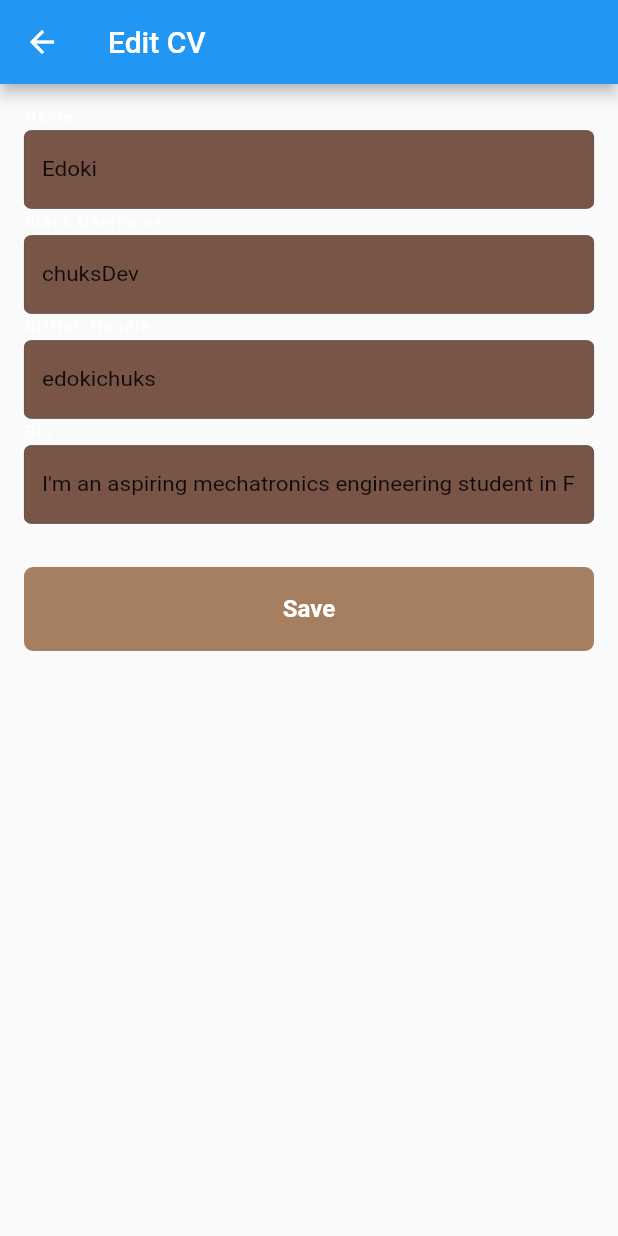
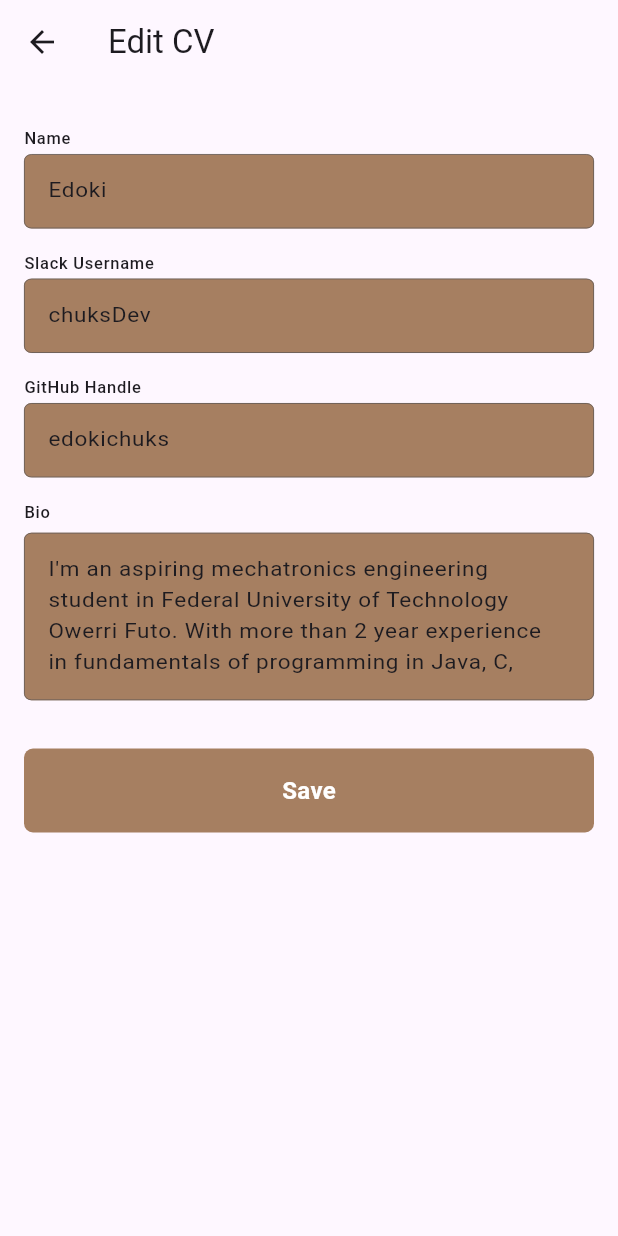
Before and after one commit to edokichuks/brief_cv, a Flutter app: the screen it shows after launch, after a tap on "Edit CV", on a phone screen of 412 x 824 dp. Run offline on Flutter 3.47's test engine with Material 2 defaults, Android fonts, the phone set to English and light mode, and no system bars.

Commit message:
code clean up

```diff
--- a/lib/main.dart
+++ b/lib/main.dart
@@ -1,6 +1,7 @@
 import 'package:flutter/material.dart';
 import 'package:hng_task2/src/model/cv_model.dart';
 
+import 'src/constants/app_color.dart';
 import 'src/screens/home_screen.dart';
 import 'src/screens/resume.dart';
 
@@ -16,7 +17,8 @@ class MyApp extends StatelessWidget {
     return MaterialApp(
       title: 'HNG Task 2',
       debugShowCheckedModeBanner: false,
-      theme: ThemeData.light().copyWith(primaryColor: Colors.brown),
+      theme: ThemeData.light(useMaterial3: true).copyWith(primaryColor: AppColor.mainAppColor,
+      ),
       darkTheme: ThemeData.dark(),
       home: AboutDevelopers(
           cvData: CVData(
--- a/lib/src/screens/edit_resume_screen.dart
+++ b/lib/src/screens/edit_resume_screen.dart
@@ -4,7 +4,6 @@ import 'package:hng_task2/src/model/cv_model.dart';
 import 'package:hng_task2/src/screens/resume.dart';
 import 'package:hng_task2/src/widgets/app_button.dart';
 import 'package:hng_task2/src/widgets/app_text_field.dart';
-
 class EditResumeScreen extends StatefulWidget {
   final CVData cvData;
 
@@ -33,30 +32,43 @@ class _EditResumeScreenState extends State<EditResumeScreen> {
   Widget build(BuildContext context) {
     return Scaffold(
       appBar: AppBar(
-        title: Text('Edit CV'),
+        title: const Text('Edit CV'),
       ),
-      body: Padding(
+      body: SingleChildScrollView(
         padding: const EdgeInsets.all(16.0),
         child: Column(
           crossAxisAlignment: CrossAxisAlignment.start,
           children: [
+            const SizedBox(
+              height: 12,
+            ),
             AppTextFiled(
               label: 'Name',
               controller: _nameController,
+            ),
+            const SizedBox(
+              height: 12,
             ),
             AppTextFiled(
               label: 'Slack Username',
               controller: _slackController,
             ),
+            const SizedBox(
+              height: 12,
+            ),
             AppTextFiled(
               label: 'GitHub Handle',
               controller: _githubController,
             ),
+            const SizedBox(
+              height: 12,
+            ),
             AppTextFiled(
               label: 'Bio',
               controller: _bioController,
+              maxLines: 4,
             ),
-            SizedBox(height: 16),
+            const SizedBox(height: 16),
             AppButton(
                 text: 'Save',
                 isEnabled: true,
--- a/lib/src/widgets/app_text_field.dart
+++ b/lib/src/widgets/app_text_field.dart
@@ -1,5 +1,6 @@
 import 'package:flutter/material.dart';
 import 'package:flutter/services.dart';
+import 'package:hng_task2/src/constants/app_color.dart';
 
 class AppTextFiled extends StatefulWidget {
   final double? width;
@@ -138,7 +139,7 @@ class _AppTextFiledState extends State<AppTextFiled> {
               filled: true,
               enabled: false,
               errorStyle: const TextStyle(fontSize: 0, height: -30),
-              fillColor: widget.backgroundColor ?? Colors.brown.shade500,
+              fillColor: widget.backgroundColor ?? AppColor.mainAppColor,
               hintText: widget.hintText,
               hintStyle: TextStyle(
                 color: Colors.black.withOpacity(0.5),
--- a/lib/src/widgets/developer.dart
+++ b/lib/src/widgets/developer.dart
@@ -217,6 +217,7 @@ class Developer extends StatelessWidget {
             padding: const EdgeInsets.symmetric(horizontal: 20),
             child: Text(
               aboutText,
+              textAlign: TextAlign.left,
               style: const TextStyle(
                 fontSize: 15,
                 fontFamily: 'ChelaOne-Regular',
```
Also changed, not shown: lib/src/screens/resume.dart (+1 -20 lines).
